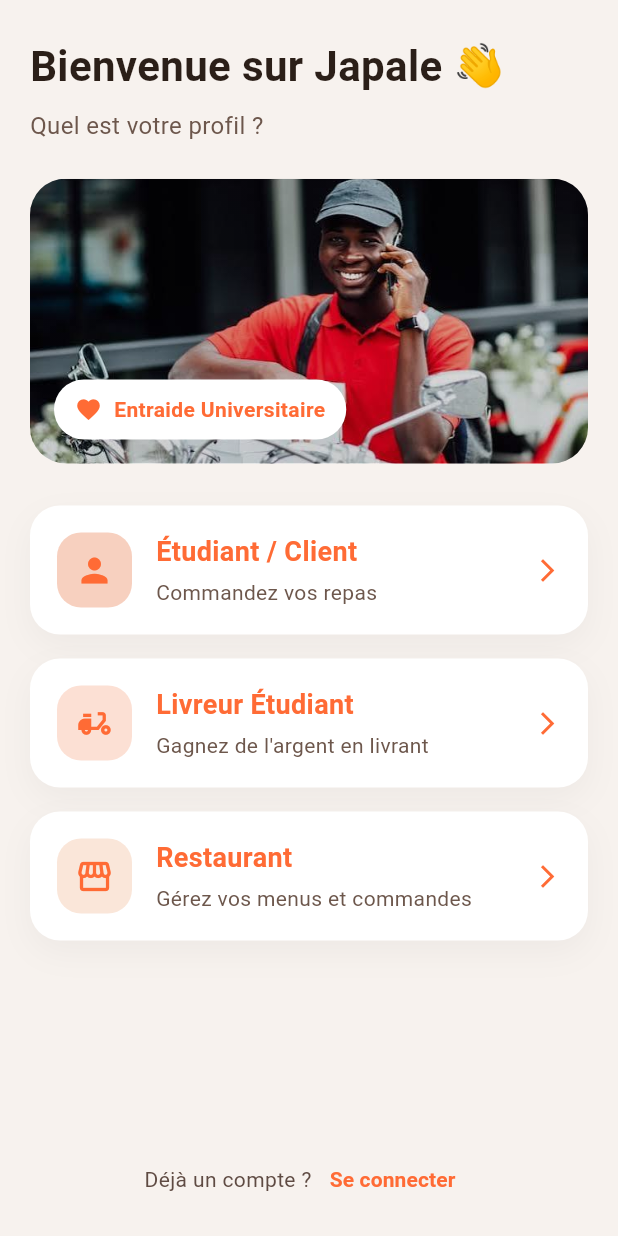
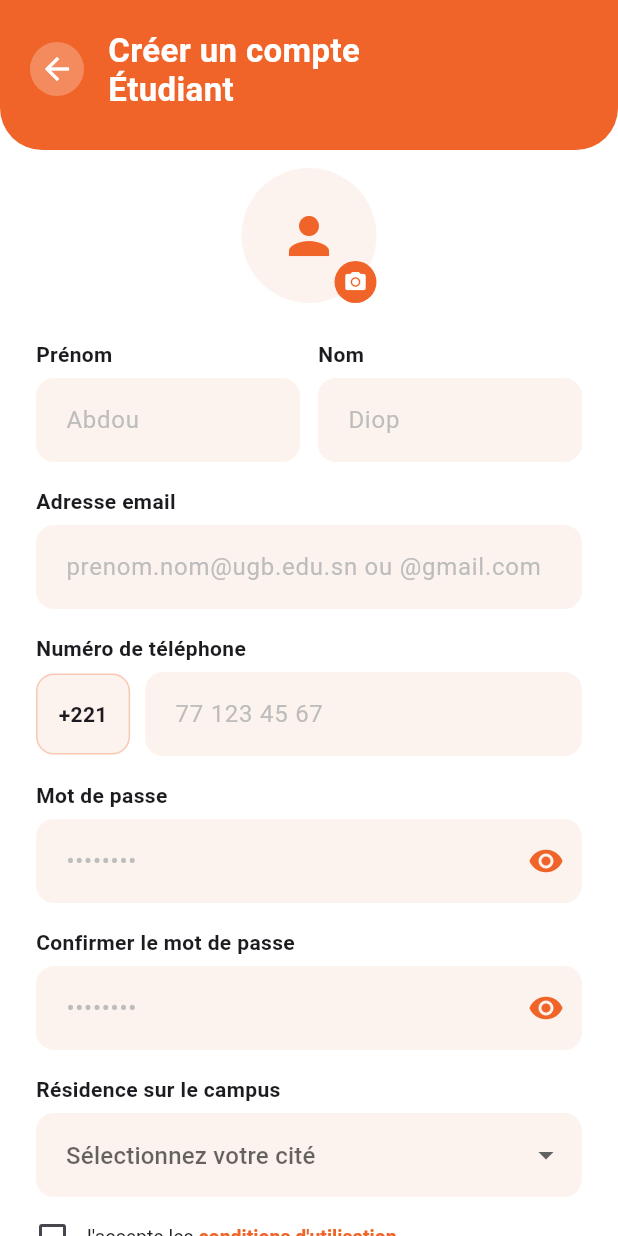
Before and after one commit to Aminata2003/Japale, a Flutter app: the ChoixProfilPage screen opened directly, after a tap on "Étudiant / Client", on a phone screen of 412 x 824 dp. Run offline on Flutter 3.47's test engine with Material 3 defaults, Android fonts, the phone set to English and light mode, and no system bars; our stand-ins replace image_picker.

Commit message:
ajout de ma page nscriptionEtudiant

```diff
--- a/japale/lib/choix_profil.dart
+++ b/japale/lib/choix_profil.dart
@@ -1,4 +1,6 @@
 import 'package:flutter/material.dart';
+import 'inscription_etudiant.dart';
+// import 'inscription_livreur.dart'; // décommente et adapte le nom de la classe
 
 class ChoixProfilPage extends StatelessWidget {
   const ChoixProfilPage({super.key});
@@ -92,8 +94,15 @@
                       subtitle: 'Commandez vos repas',
                       icon: Icons.person,
                       color: const Color(0xFFF7D0BF),
-                      accentColor:const Color(0xFFFF6B35),
-                      onTap: () {},
+                      accentColor: const Color(0xFFFF6B35),
+                      onTap: () {
+                        Navigator.push(
+                          context,
+                          MaterialPageRoute(
+                            builder: (context) => const InscriptionEtudiant(),
+                          ),
+                        );
+                      },
                     ),
                     const SizedBox(height: 16),
                     _OptionCard(
@@ -101,8 +110,17 @@
                       subtitle: "Gagnez de l'argent en livrant",
                       icon: Icons.delivery_dining,
                       color: const Color(0xFFFCE0D4),
-                      accentColor:const Color(0xFFFF6B35),
-                      onTap: () {},
+                      accentColor: const Color(0xFFFF6B35),
+                      onTap: () {
+                        // Décommente une fois l'import de inscription_livreur.dart activé
+                        // et adapte le nom de la classe si besoin :
+                        // Navigator.push(
+                        //   context,
+                        //   MaterialPageRoute(
+                        //     builder: (context) => const InscriptionLivreur(),
+                        //   ),
+                        // );
+                      },
                     ),
                     const SizedBox(height: 16),
                     _OptionCard(
@@ -111,7 +129,10 @@
                       icon: Icons.storefront,
                       color: const Color(0xFFFAE6D9),
                       accentColor: const Color(0xFFFF6B35),
-                      onTap: () {},
+                      onTap: () {
+                        // TODO: brancher la page d'inscription restaurant
+                        // quand elle sera créée
+                      },
                     ),
                   ],
                 ),
@@ -206,7 +227,7 @@
                       style: const TextStyle(
                         fontSize: 18,
                         fontWeight: FontWeight.bold,
-                        color:Color(0xFFFF6B35),
+                        color: Color(0xFFFF6B35),
                       ),
                     ),
                     const SizedBox(height: 4),
--- /dev/null
+++ b/japale/lib/inscription_etudiant.dart
@@ -0,0 +1,540 @@
+import 'dart:io';
+import 'package:flutter/material.dart';
+import 'package:image_picker/image_picker.dart';
+
+/// Page "Créer un compte Étudiant"
+/// À placer dans lib/inscription_etudiant.dart
+///
+/// N'oublie pas d'ajouter le package image_picker dans pubspec.yaml :
+///   dependencies:
+///     image_picker: ^1.1.2
+///
+/// Puis lance : flutter pub get
+
+const Color kOrange = Color(0xFFF06429);
+const Color kOrangeLight = Color(0xFFFDF3EE);
+
+class InscriptionEtudiant extends StatefulWidget {
+  const InscriptionEtudiant({super.key});
+
+  @override
+  State<InscriptionEtudiant> createState() => _InscriptionEtudiantState();
+}
+
+class _InscriptionEtudiantState extends State<InscriptionEtudiant> {
+  final _formKey = GlobalKey<FormState>();
+
+  final TextEditingController _prenomController = TextEditingController();
+  final TextEditingController _nomController = TextEditingController();
+  final TextEditingController _emailController = TextEditingController();
+  final TextEditingController _telephoneController = TextEditingController();
+  final TextEditingController _motDePasseController = TextEditingController();
+  final TextEditingController _confirmerMotDePasseController =
+      TextEditingController();
+
+  bool _motDePasseVisible = false;
+  bool _confirmerMotDePasseVisible = false;
+  bool _accepteConditions = false;
+
+  File? _photoProfil;
+  final ImagePicker _picker = ImagePicker();
+
+  String? _citeSelectionnee;
+  final List<String> _cites = [
+    'Cité A',
+    'Cité B',
+    'Cité C',
+    'Cité D',
+    'Cité E',
+    'Cité F',
+    'Hors campus',
+  ];
+
+  @override
+  void dispose() {
+    _prenomController.dispose();
+    _nomController.dispose();
+    _emailController.dispose();
+    _telephoneController.dispose();
+    _motDePasseController.dispose();
+    _confirmerMotDePasseController.dispose();
+    super.dispose();
+  }
+
+  Future<void> _choisirPhoto() async {
+    showModalBottomSheet(
+      context: context,
+      shape: const RoundedRectangleBorder(
+        borderRadius: BorderRadius.vertical(top: Radius.circular(20)),
+      ),
+      builder: (context) {
+        return SafeArea(
+          child: Wrap(
+            children: [
+              ListTile(
+                leading: const Icon(Icons.photo_library, color: kOrange),
+                title: const Text('Choisir depuis la galerie'),
+                onTap: () async {
+                  Navigator.pop(context);
+                  final XFile? image =
+                      await _picker.pickImage(source: ImageSource.gallery);
+                  if (image != null) {
+                    setState(() => _photoProfil = File(image.path));
+                  }
+                },
+              ),
+              ListTile(
+                leading: const Icon(Icons.camera_alt, color: kOrange),
+                title: const Text('Prendre une photo'),
+                onTap: () async {
+                  Navigator.pop(context);
+                  final XFile? image =
+                      await _picker.pickImage(source: ImageSource.camera);
+                  if (image != null) {
+                    setState(() => _photoProfil = File(image.path));
+                  }
+                },
+              ),
+            ],
+          ),
+        );
+      },
+    );
+  }
+
+  void _sInscrire() {
+    if (!_formKey.currentState!.validate()) {
+      return;
+    }
+
+    if (!_accepteConditions) {
+      ScaffoldMessenger.of(context).showSnackBar(
+        const SnackBar(
+          content: Text('Merci d\'accepter les conditions d\'utilisation'),
+        ),
+      );
+      return;
+    }
+
+    if (_motDePasseController.text != _confirmerMotDePasseController.text) {
+      ScaffoldMessenger.of(context).showSnackBar(
+        const SnackBar(
+          content: Text('Les mots de passe ne correspondent pas'),
+        ),
+      );
+      return;
+    }
+
+    if (_citeSelectionnee == null) {
+      ScaffoldMessenger.of(context).showSnackBar(
+        const SnackBar(
+          content: Text('Merci de sélectionner votre résidence'),
+        ),
+      );
+      return;
+    }
+
+    // TODO: brancher ici l'appel à ton backend / Firebase pour créer le compte
+    // Exemple :
+    // final utilisateur = {
+    //   'prenom': _prenomController.text.trim(),
+    //   'nom': _nomController.text.trim(),
+    //   'email': _emailController.text.trim(),
+    //   'telephone': '+221${_telephoneController.text.trim()}',
+    //   'cite': _citeSelectionnee,
+    //   'photoProfil': _photoProfil?.path,
+    // };
+
+    ScaffoldMessenger.of(context).showSnackBar(
+      const SnackBar(content: Text('Compte créé avec succès !')),
+    );
+  }
+
+  @override
+  Widget build(BuildContext context) {
+    return Scaffold(
+      backgroundColor: Colors.white,
+      body: SafeArea(
+        child: SingleChildScrollView(
+          padding: const EdgeInsets.only(bottom: 32),
+          child: Column(
+            crossAxisAlignment: CrossAxisAlignment.stretch,
+            children: [
+              _buildEnTete(context),
+              const SizedBox(height: 12),
+              _buildPhotoProfil(),
+              const SizedBox(height: 24),
+              Padding(
+                padding: const EdgeInsets.symmetric(horizontal: 24),
+                child: Form(
+                  key: _formKey,
+                  child: Column(
+                    crossAxisAlignment: CrossAxisAlignment.start,
+                    children: [
+                      Row(
+                        crossAxisAlignment: CrossAxisAlignment.start,
+                        children: [
+                          Expanded(
+                            child: _buildChampTexte(
+                              label: 'Prénom',
+                              controller: _prenomController,
+                              hint: 'Abdou',
+                              validator: (v) => (v == null || v.trim().isEmpty)
+                                  ? 'Requis'
+                                  : null,
+                            ),
+                          ),
+                          const SizedBox(width: 12),
+                          Expanded(
+                            child: _buildChampTexte(
+                              label: 'Nom',
+                              controller: _nomController,
+                              hint: 'Diop',
+                              validator: (v) => (v == null || v.trim().isEmpty)
+                                  ? 'Requis'
+                                  : null,
+                            ),
+                          ),
+                        ],
+                      ),
+                      const SizedBox(height: 16),
+                      _buildChampTexte(
+                        label: 'Adresse email',
+                        controller: _emailController,
+                        hint: 'prenom.nom@ugb.edu.sn ou @gmail.com',
+                        keyboardType: TextInputType.emailAddress,
+                        validator: (v) {
+                          if (v == null || v.trim().isEmpty) return 'Requis';
+                          final email = v.trim().toLowerCase();
+                          final domaineValide = email.endsWith('@ugb.edu.sn') ||
+                              email.endsWith('@gmail.com');
+                          if (!domaineValide) {
+                            return 'Utilise une adresse @ugb.edu.sn ou @gmail.com';
+                          }
+                          return null;
+                        },
+                      ),
+                      const SizedBox(height: 16),
+                      _buildChampTelephone(),
+                      const SizedBox(height: 16),
+                      _buildChampMotDePasse(
+                        label: 'Mot de passe',
+                        controller: _motDePasseController,
+                        visible: _motDePasseVisible,
+                        onToggle: () => setState(
+                            () => _motDePasseVisible = !_motDePasseVisible),
+                      ),
+                      const SizedBox(height: 16),
+                      _buildChampMotDePasse(
+                        label: 'Confirmer le mot de passe',
+                        controller: _confirmerMotDePasseController,
+                        visible: _confirmerMotDePasseVisible,
+                        onToggle: () => setState(() =>
+                            _confirmerMotDePasseVisible =
+                                !_confirmerMotDePasseVisible),
+                      ),
+                      const SizedBox(height: 16),
+                      _buildDropdownCite(),
+                      const SizedBox(height: 16),
+                      _buildCaseConditions(),
+                      const SizedBox(height: 24),
+                      _buildBoutonInscription(),
+                      const SizedBox(height: 16),
+                      _buildLienConnexion(),
+                    ],
+                  ),
+                ),
+              ),
+            ],
+          ),
+        ),
+      ),
+    );
+  }
+
+  Widget _buildEnTete(BuildContext context) {
+    return Container(
+      padding: const EdgeInsets.fromLTRB(20, 20, 20, 28),
+      decoration: const BoxDecoration(
+        color: kOrange,
+        borderRadius: BorderRadius.only(
+          bottomLeft: Radius.circular(28),
+          bottomRight: Radius.circular(28),
+        ),
+      ),
+      child: Row(
+        children: [
+          GestureDetector(
+            onTap: () => Navigator.of(context).maybePop(),
+            child: Container(
+              width: 36,
+              height: 36,
+              decoration: BoxDecoration(
+                color: Colors.white.withOpacity(0.25),
+                shape: BoxShape.circle,
+              ),
+              child: const Icon(Icons.arrow_back, color: Colors.white),
+            ),
+          ),
+          const SizedBox(width: 16),
+          const Expanded(
+            child: Text(
+              'Créer un compte\nÉtudiant',
+              style: TextStyle(
+                color: Colors.white,
+                fontSize: 22,
+                fontWeight: FontWeight.w700,
+                height: 1.2,
+              ),
+            ),
+          ),
+        ],
+      ),
+    );
+  }
+
+  Widget _buildPhotoProfil() {
+    return Center(
+      child: GestureDetector(
+        onTap: _choisirPhoto,
+        child: Stack(
+          children: [
+            CircleAvatar(
+              radius: 45,
+              backgroundColor: kOrangeLight,
+              backgroundImage:
+                  _photoProfil != null ? FileImage(_photoProfil!) : null,
+              child: _photoProfil == null
+                  ? const Icon(Icons.person, size: 40, color: kOrange)
+                  : null,
+            ),
+            Positioned(
+              bottom: 0,
+              right: 0,
+              child: Container(
+                padding: const EdgeInsets.all(6),
+                decoration: const BoxDecoration(
+                  color: kOrange,
+                  shape: BoxShape.circle,
+                ),
+                child: const Icon(
+                  Icons.camera_alt,
+                  size: 16,
+                  color: Colors.white,
+                ),
+              ),
+            ),
+          ],
+        ),
+      ),
+    );
+  }
+
+  Widget _buildChampTexte({
+    required String label,
+    required TextEditingController controller,
+    required String hint,
+    TextInputType? keyboardType,
+    String? Function(String?)? validator,
+  }) {
+    return Column(
+      crossAxisAlignment: CrossAxisAlignment.start,
+      children: [
+        Text(label,
+            style: const TextStyle(fontWeight: FontWeight.w600, fontSize: 14)),
+        const SizedBox(height: 6),
+        TextFormField(
+          controller: controller,
+          keyboardType: keyboardType,
+          validator: validator,
+          decoration: _inputDecoration(hint),
+        ),
+      ],
+    );
+  }
+
+  Widget _buildChampTelephone() {
+    return Column(
+      crossAxisAlignment: CrossAxisAlignment.start,
+      children: [
+        const Text('Numéro de téléphone',
+            style: TextStyle(fontWeight: FontWeight.w600, fontSize: 14)),
+        const SizedBox(height: 6),
+        Row(
+          children: [
+            Container(
+              padding: const EdgeInsets.symmetric(horizontal: 14, vertical: 16),
+              decoration: BoxDecoration(
+                color: kOrangeLight,
+                borderRadius: BorderRadius.circular(12),
+                border: Border.all(color: kOrange.withOpacity(0.3)),
+              ),
+              child: const Text('+221',
+                  style: TextStyle(fontWeight: FontWeight.w600)),
+            ),
+            const SizedBox(width: 10),
+            Expanded(
+              child: TextFormField(
+                controller: _telephoneController,
+                keyboardType: TextInputType.phone,
+                validator: (v) =>
+                    (v == null || v.trim().isEmpty) ? 'Requis' : null,
+                decoration: _inputDecoration('77 123 45 67'),
+              ),
+            ),
+          ],
+        ),
+      ],
+    );
+  }
+
+  Widget _buildChampMotDePasse({
+    required String label,
+    required TextEditingController controller,
+    required bool visible,
+    required VoidCallback onToggle,
+  }) {
+    return Column(
+      crossAxisAlignment: CrossAxisAlignment.start,
+      children: [
+        Text(label,
+            style: const TextStyle(fontWeight: FontWeight.w600, fontSize: 14)),
+        const SizedBox(height: 6),
+        TextFormField(
+          controller: controller,
+          obscureText: !visible,
+          validator: (v) {
+            if (v == null || v.isEmpty) return 'Requis';
+            if (v.length < 6) return '6 caractères minimum';
+            return null;
+          },
+          decoration: _inputDecoration('••••••••').copyWith(
+            suffixIcon: IconButton(
+              icon: Icon(
+                visible ? Icons.visibility_off : Icons.visibility,
+                color: kOrange,
+              ),
+              onPressed: onToggle,
+            ),
+          ),
+        ),
+      ],
+    );
+  }
+
+  Widget _buildDropdownCite() {
+    return Column(
+      crossAxisAlignment: CrossAxisAlignment.start,
+      children: [
+        const Text('Résidence sur le campus',
+            style: TextStyle(fontWeight: FontWeight.w600, fontSize: 14)),
+        const SizedBox(height: 6),
+        DropdownButtonFormField<String>(
+          initialValue: _citeSelectionnee,
+          decoration: _inputDecoration('Sélectionnez votre cité'),
+          items: _cites
+              .map((cite) => DropdownMenuItem(value: cite, child: Text(cite)))
+              .toList(),
+          onChanged: (value) => setState(() => _citeSelectionnee = value),
+        ),
+      ],
+    );
+  }
+
+  Widget _buildCaseConditions() {
+    return Row(
+      children: [
+        SizedBox(
+          width: 22,
+          height: 22,
+          child: Checkbox(
+            value: _accepteConditions,
+            activeColor: kOrange,
+            onChanged: (value) =>
+                setState(() => _accepteConditions = value ?? false),
+          ),
+        ),
+        const SizedBox(width: 8),
+        Expanded(
+          child: RichText(
+            text: TextSpan(
+              style: const TextStyle(color: Colors.black87, fontSize: 13),
+              children: [
+                const TextSpan(text: "J'accepte les "),
+                TextSpan(
+                  text: "conditions d'utilisation",
+                  style: const TextStyle(
+                    color: kOrange,
+                    fontWeight: FontWeight.w600,
+                  ),
+                ),
+              ],
+            ),
+          ),
+        ),
+      ],
+    );
+  }
+
+  Widget _buildBoutonInscription() {
+    return ElevatedButton(
+      onPressed: _sInscrire,
+      style: ElevatedButton.styleFrom(
+        backgroundColor: kOrange,
+        foregroundColor: Colors.white,
+        padding: const EdgeInsets.symmetric(vertical: 16),
+        shape: RoundedRectangleBorder(
+          borderRadius: BorderRadius.circular(30),
+        ),
+        elevation: 0,
+      ),
+      child: const Text(
+        "S'inscrire",
+        style: TextStyle(fontSize: 16, fontWeight: FontWeight.w600),
+      ),
+    );
+  }
+
+  Widget _buildLienConnexion() {
+    return Center(
+      child: RichText(
+        text: const TextSpan(
+          style: TextStyle(color: Colors.black87, fontSize: 14),
+          children: [
+            TextSpan(text: 'Déjà un compte ? '),
+            TextSpan(
+              text: 'Se connecter',
+              style: TextStyle(color: kOrange, fontWeight: FontWeight.w600),
+            ),
+          ],
+        ),
+      ),
+    );
+  }
+
+  InputDecoration _inputDecoration(String hint) {
+    return InputDecoration(
+      hintText: hint,
+      hintStyle: TextStyle(color: Colors.grey.shade400),
+      filled: true,
+      fillColor: kOrangeLight,
+      contentPadding: const EdgeInsets.symmetric(horizontal: 16, vertical: 16),
+      border: OutlineInputBorder(
+        borderRadius: BorderRadius.circular(12),
+        borderSide: BorderSide.none,
+      ),
+      enabledBorder: OutlineInputBorder(
+        borderRadius: BorderRadius.circular(12),
+        borderSide: BorderSide.none,
+      ),
+      focusedBorder: OutlineInputBorder(
+        borderRadius: BorderRadius.circular(12),
+        borderSide: const BorderSide(color: kOrange, width: 1.5),
+      ),
+      errorBorder: OutlineInputBorder(
+        borderRadius: BorderRadius.circular(12),
+        borderSide: const BorderSide(color: Colors.red, width: 1),
+      ),
+    );
+  }
+}
--- a/japale/lib/main.dart
+++ b/japale/lib/main.dart
@@ -1,5 +1,6 @@
 import 'package:flutter/material.dart';
 import 'package:japale/acceuil_client.dart';
+import 'inscription_etudiant.dart';
 
 void main() {
   runApp(const MyApp());
@@ -17,7 +18,7 @@
         colorScheme: ColorScheme.fromSeed(seedColor: Colors.deepPurple),
         useMaterial3: true,
       ),
-      home: const AccueilClient(),
+      home: const InscriptionEtudiant(),
     );
   }
 }
--- a/japale/pubspec.yaml
+++ b/japale/pubspec.yaml
@@ -39,6 +39,7 @@
 dev_dependencies:
   flutter_test:
     sdk: flutter
+  image_picker: ^1.1.2
 
   # The "flutter_lints" package below contains a set of recommended lints to
   # encourage good coding practices. The lint set provided by the package is
```
